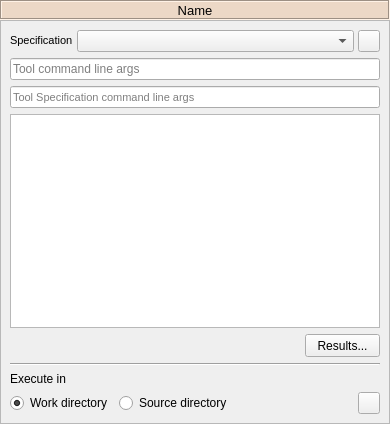
Qt form spine_items/tool/ui/tool_properties.ui (spine-tools/spine-items) before a commit.
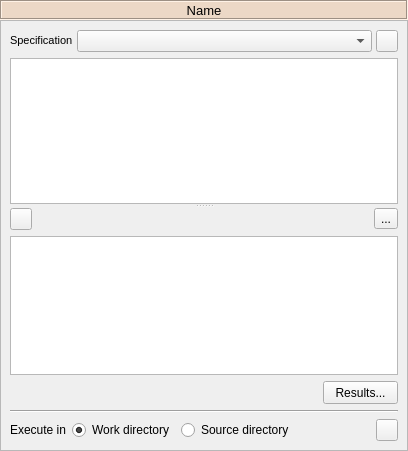
The same form after that commit. Icons and pictures are not drawn. Custom widgets are drawn as their Qt base class.

Commit message:
Introduce tool command line editor
Re #32

What changed in the file:
```diff
--- a/spine_items/tool/ui/tool_properties.ui
+++ b/spine_items/tool/ui/tool_properties.ui
@@ -18,8 +18,8 @@
    <rect>
     <x>0</x>
     <y>0</y>
-    <width>390</width>
-    <height>424</height>
+    <width>408</width>
+    <height>451</height>
    </rect>
   </property>
   <property name="windowTitle">
@@ -101,8 +101,8 @@
        <rect>
         <x>0</x>
         <y>0</y>
-        <width>388</width>
-        <height>402</height>
+        <width>406</width>
+        <height>429</height>
        </rect>
       </property>
       <layout class="QVBoxLayout" name="verticalLayout_17">
@@ -183,59 +183,152 @@
         </layout>
        </item>
        <item>
-        <widget class="PropertyQLineEdit" name="lineEdit_tool_args">
-         <property name="toolTip">
-          <string>&lt;html&gt;&lt;head/&gt;&lt;body&gt;&lt;p&gt;Tool command line arguments&lt;/p&gt;&lt;/body&gt;&lt;/html&gt;</string>
+        <widget class="QSplitter" name="splitter">
+         <property name="orientation">
+          <enum>Qt::Vertical</enum>
          </property>
-         <property name="placeholderText">
-          <string>Tool command line args</string>
-         </property>
-         <property name="clearButtonEnabled">
-          <bool>true</bool>
-         </property>
-        </widget>
-       </item>
-       <item>
-        <widget class="QLineEdit" name="lineEdit_tool_spec_args">
-         <property name="enabled">
-          <bool>true</bool>
-         </property>
-         <property name="font">
-          <font>
-           <pointsize>8</pointsize>
-          </font>
-         </property>
-         <property name="cursor">
-          <cursorShape>ArrowCursor</cursorShape>
-         </property>
-         <property name="focusPolicy">
-          <enum>Qt::NoFocus</enum>
-         </property>
+         <widget class="QTreeView" name="treeView_cmdline_args">
+          <property name="sizePolicy">
+           <sizepolicy hsizetype="Expanding" vsizetype="Expanding">
+            <horstretch>0</horstretch>
+            <verstretch>0</verstretch>
+           </sizepolicy>
+          </property>
+          <property name="font">
+           <font>
+            <pointsize>10</pointsize>
+           </font>
+          </property>
+          <property name="contextMenuPolicy">
+           <enum>Qt::CustomContextMenu</enum>
+          </property>
+          <property name="editTriggers">
+           <set>QAbstractItemView::AnyKeyPressed|QAbstractItemView::DoubleClicked|QAbstractItemView::EditKeyPressed</set>
+          </property>
+          <property name="dragDropMode">
+           <enum>QAbstractItemView::DragDrop</enum>
+          </property>
+          <property name="selectionMode">
+           <enum>QAbstractItemView::ExtendedSelection</enum>
+          </property>
+          <property name="textElideMode">
+           <enum>Qt::ElideLeft</enum>
+          </property>
+          <attribute name="headerMinimumSectionSize">
+           <number>26</number>
+          </attribute>
+         </widget>
+         <widget class="QWidget" name="gridLayoutWidget">
+          <layout class="QGridLayout" name="gridLayout">
+           <item row="0" column="1">
+            <spacer name="horizontalSpacer_2">
+             <property name="orientation">
+              <enum>Qt::Horizontal</enum>
+             </property>
+             <property name="sizeHint" stdset="0">
+              <size>
+               <width>40</width>
+               <height>20</height>
+              </size>
+             </property>
+            </spacer>
+           </item>
+           <item row="0" column="0">
+            <widget class="QToolButton" name="toolButton_add_file_path_arg">
+             <property name="minimumSize">
+              <size>
+               <width>22</width>
+               <height>22</height>
+              </size>
+             </property>
+             <property name="maximumSize">
+              <size>
+               <width>22</width>
+               <height>22</height>
+              </size>
+             </property>
+             <property name="toolTip">
+              <string>&lt;html&gt;&lt;head/&gt;&lt;body&gt;&lt;p&gt;Append selected input file paths to the list of command line args&lt;/p&gt;&lt;/body&gt;&lt;/html&gt;</string>
+             </property>
+             <property name="text">
+              <string/>
+             </property>
+             <property name="icon">
+              <iconset resource="../../ui/resources/resources_icons.qrc">
+               <normaloff>:/icons/file-upload.svg</normaloff>:/icons/file-upload.svg</iconset>
+             </property>
+             <property name="iconSize">
+              <size>
+               <width>16</width>
+               <height>16</height>
+              </size>
+             </property>
+             <property name="popupMode">
+              <enum>QToolButton::InstantPopup</enum>
+             </property>
+            </widget>
+           </item>
+           <item row="0" column="2">
+            <widget class="QToolButton" name="toolButton_remove_arg">
          <property name="toolTip">
-          <string>&lt;html&gt;&lt;head/&gt;&lt;body&gt;&lt;p&gt;Tool specification command line arguments. &lt;/p&gt;&lt;p&gt;Modify by editing the selected Tool specification.&lt;/p&gt;&lt;/body&gt;&lt;/html&gt;</string>
-         </property>
-         <property name="readOnly">
-          <bool>true</bool>
-         </property>
-         <property name="placeholderText">
-          <string>Tool Specification command line args</string>
+              <string>&lt;html&gt;&lt;head/&gt;&lt;body&gt;&lt;p&gt;Remove selected tool command line args&lt;/p&gt;&lt;/body&gt;&lt;/html&gt;</string>
+             </property>
+             <property name="text">
+              <string>...</string>
+             </property>
+             <property name="icon">
+              <iconset resource="../../ui/resources/resources_icons.qrc">
+               <normaloff>:/icons/minus.svg</normaloff>:/icons/minus.svg</iconset>
          </property>
         </widget>
        </item>
-       <item>
-        <widget class="QTreeView" name="treeView_specification">
+           <item row="1" column="0" colspan="3">
+            <widget class="QTreeView" name="treeView_input_files">
+             <property name="sizePolicy">
+              <sizepolicy hsizetype="Expanding" vsizetype="Expanding">
+               <horstretch>0</horstretch>
+               <verstretch>0</verstretch>
+              </sizepolicy>
+             </property>
+             <property name="font">
+              <font>
+               <pointsize>10</pointsize>
+              </font>
+             </property>
          <property name="contextMenuPolicy">
           <enum>Qt::CustomContextMenu</enum>
          </property>
+             <property name="dragEnabled">
+              <bool>false</bool>
+             </property>
+             <property name="dragDropMode">
+              <enum>QAbstractItemView::DragOnly</enum>
+             </property>
+             <property name="selectionMode">
+              <enum>QAbstractItemView::ExtendedSelection</enum>
+             </property>
+             <property name="textElideMode">
+              <enum>Qt::ElideLeft</enum>
+             </property>
          <property name="indentation">
-          <number>20</number>
+              <number>5</number>
+             </property>
+             <property name="rootIsDecorated">
+              <bool>false</bool>
          </property>
          <property name="uniformRowHeights">
           <bool>true</bool>
          </property>
          <property name="animated">
-          <bool>true</bool>
-         </property>
+              <bool>false</bool>
+             </property>
+             <attribute name="headerMinimumSectionSize">
+              <number>26</number>
+             </attribute>
+            </widget>
+           </item>
+          </layout>
+         </widget>
         </widget>
        </item>
        <item>
@@ -294,6 +387,8 @@
         </widget>
        </item>
        <item>
+        <layout class="QHBoxLayout" name="horizontalLayout_15" stretch="0,0,0,0,0">
+         <item>
         <widget class="QLabel" name="label_2">
          <property name="text">
           <string>Execute in</string>
@@ -301,8 +396,6 @@
         </widget>
        </item>
        <item>
-        <layout class="QHBoxLayout" name="horizontalLayout_15" stretch="0,0,0,0">
-         <item>
           <widget class="QRadioButton" name="radioButton_execute_in_work">
            <property name="text">
             <string>Work directory</string>
@@ -363,13 +456,6 @@
    </item>
   </layout>
  </widget>
- <customwidgets>
-  <customwidget>
-   <class>PropertyQLineEdit</class>
-   <extends>QLineEdit</extends>
-   <header>spinetoolbox/widgets/custom_qlineedits.h</header>
-  </customwidget>
- </customwidgets>
  <tabstops>
   <tabstop>scrollArea_3</tabstop>
   <tabstop>comboBox_tool</tabstop>
```
Left out of the diff: 4 changed lines with no effect on the pictures. Lines whose indentation alone changed are shown as unchanged. The commit also changes 25 other files.
